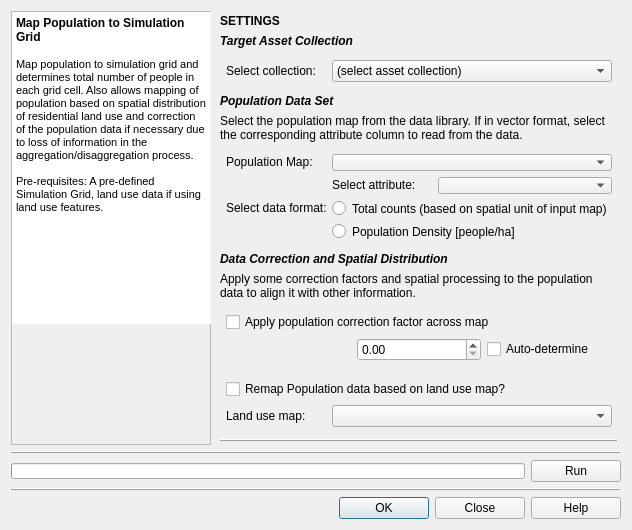
The window that gui/mods_master_guis/mod_population.ui (petermbach/urbanbeats-pss) describes before a commit, drawn with Qt 5.
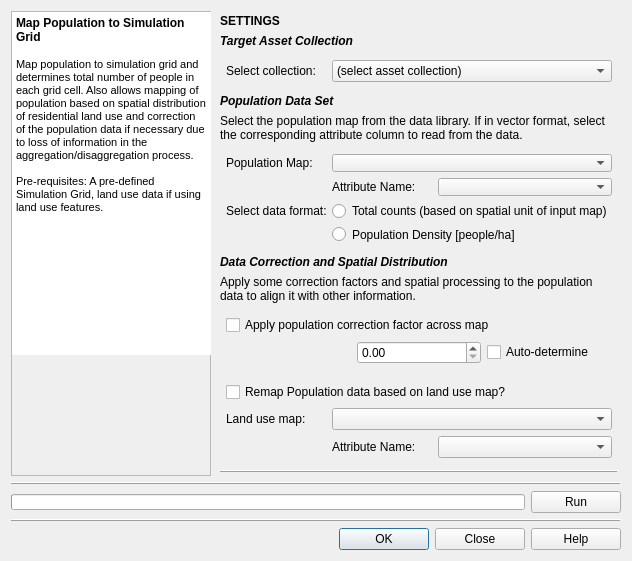
The same window after the commit. Icons and pictures are not drawn.

```diff
--- a/gui/mods_master_guis/mod_population.ui
+++ b/gui/mods_master_guis/mod_population.ui
@@ -7,7 +7,7 @@
     <x>0</x>
     <y>0</y>
     <width>630</width>
-    <height>530</height>
+    <height>561</height>
    </rect>
   </property>
   <property name="windowTitle">
@@ -465,7 +465,7 @@
             </size>
            </property>
            <property name="text">
-            <string>&lt;html&gt;&lt;head/&gt;&lt;body&gt;&lt;p&gt;Select attribute:&lt;/p&gt;&lt;/body&gt;&lt;/html&gt;</string>
+            <string>&lt;html&gt;&lt;head/&gt;&lt;body&gt;&lt;p&gt;Attribute Name:&lt;/p&gt;&lt;/body&gt;&lt;/html&gt;</string>
            </property>
           </widget>
          </item>
@@ -546,22 +546,9 @@
          <property name="bottomMargin">
           <number>6</number>
          </property>
-         <item row="1" column="1" colspan="2">
+         <item row="2" column="1" colspan="2">
           <widget class="QComboBox" name="lumap_combo"/>
          </item>
-         <item row="1" column="0">
-          <widget class="QLabel" name="lu_lbl">
-           <property name="maximumSize">
-            <size>
-             <width>100</width>
-             <height>16777215</height>
-            </size>
-           </property>
-           <property name="text">
-            <string>&lt;html&gt;&lt;head/&gt;&lt;body&gt;&lt;p&gt;Land use map:&lt;/p&gt;&lt;/body&gt;&lt;/html&gt;</string>
-           </property>
-          </widget>
-         </item>
          <item row="0" column="0" colspan="3">
           <widget class="QCheckBox" name="popspatial_landuse_check">
            <property name="text">
@@ -569,6 +556,35 @@
            </property>
           </widget>
          </item>
+         <item row="2" column="0">
+          <widget class="QLabel" name="lu_lbl">
+           <property name="maximumSize">
+            <size>
+             <width>100</width>
+             <height>16777215</height>
+            </size>
+           </property>
+           <property name="text">
+            <string>&lt;html&gt;&lt;head/&gt;&lt;body&gt;&lt;p&gt;Land use map:&lt;/p&gt;&lt;/body&gt;&lt;/html&gt;</string>
+           </property>
+          </widget>
+         </item>
+         <item row="3" column="1">
+          <widget class="QLabel" name="lumap_attribute_lbl">
+           <property name="maximumSize">
+            <size>
+             <width>100</width>
+             <height>16777215</height>
+            </size>
+           </property>
+           <property name="text">
+            <string>&lt;html&gt;&lt;head/&gt;&lt;body&gt;&lt;p&gt;Attribute Name:&lt;/p&gt;&lt;/body&gt;&lt;/html&gt;</string>
+           </property>
+          </widget>
+         </item>
+         <item row="3" column="2">
+          <widget class="QComboBox" name="lumap_attr_combo"/>
+         </item>
         </layout>
        </widget>
       </item>
```
